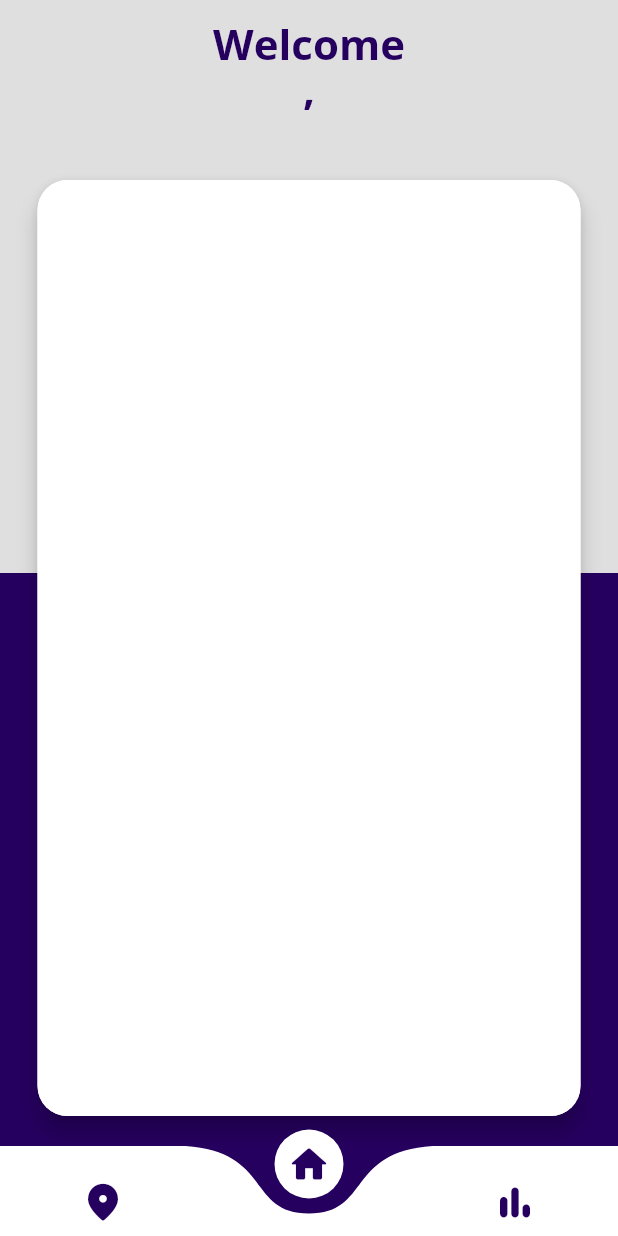
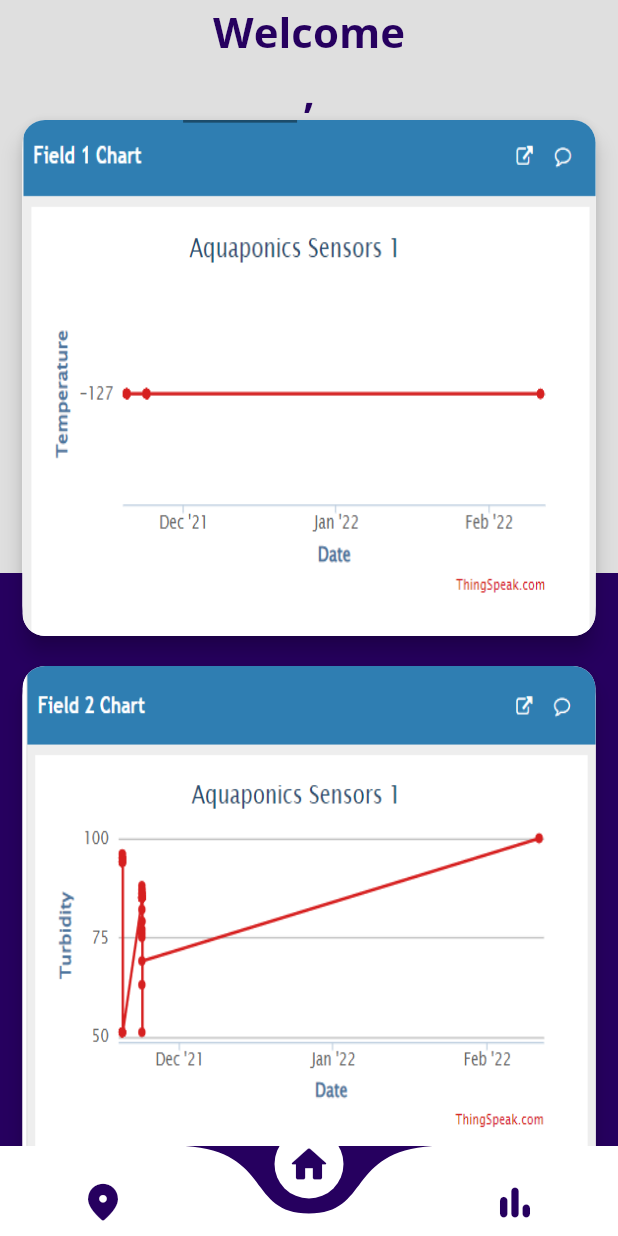
Before and after one commit to anthonyarinze/Aquaponics, a Flutter app: the screen it shows once a user with an empty profile is signed in, on a phone screen of 412 x 824 dp. Run offline on Flutter 3.47's test engine with Material 2 defaults, Android fonts, the phone set to English and light mode, and no system bars; drawn by our look-alikes of curved_navigation_bar; our stand-ins replace cloud_firestore, firebase_auth, firebase_core, geolocator, google_fonts, google_sign_in and 1 more; accounts and stored records are empty.

Commit message:
Added Sensor Graphs with Scroll Widget

```diff
--- a/lib/pages/home.dart
+++ b/lib/pages/home.dart
@@ -1,3 +1,4 @@
+// ignore_for_file: public_member_api_docs, sort_constructors_first
 import 'package:cloud_firestore/cloud_firestore.dart';
 import 'package:firebase_auth/firebase_auth.dart';
 import 'package:flutter/material.dart';
@@ -29,13 +30,15 @@ class _HomeState extends State<Home> {
               stops: [0.5, 0.5],
             ),
           ),
-          child: Stack(
+          child: SingleChildScrollView(
+            scrollDirection: Axis.vertical,
+            child: Column(
+              mainAxisAlignment: MainAxisAlignment.spaceEvenly,
               children: [
-              //Headline Text
                 const Align(
                   alignment: Alignment.topCenter,
                   child: Padding(
-                  padding: EdgeInsets.all(10.0),
+                    padding: EdgeInsets.all(2.0),
                     child: Text(
                       "Welcome",
                       style: TextStyle(
@@ -48,36 +51,60 @@ class _HomeState extends State<Home> {
                 ),
                 Align(
                   alignment: Alignment.topCenter,
-                child: Padding(
-                  padding: const EdgeInsets.all(40.0),
                   child: GetUsername(student: student, documentId: documentId),
-                ),
                 ),
 
                 //Elevated Container
-              Padding(
+                BuildImageWidget(size: size, image: 'assets/field1.png'),
+                BuildImageWidget(size: size, image: 'assets/field2.png'),
+                BuildImageWidget(size: size, image: 'assets/field3.png'),
+                BuildImageWidget(size: size, image: 'assets/field4.png'),
+              ],
+            ),
+          ),
+        ),
+      ),
+    );
+  }
+}
+
+class BuildImageWidget extends StatelessWidget {
+  final String image;
+  const BuildImageWidget({
+    Key? key,
+    required this.image,
+    required this.size,
+  }) : super(key: key);
+
+  final Size size;
+
+  @override
+  Widget build(BuildContext context) {
+    return Padding(
       padding: const EdgeInsets.fromLTRB(0, 0, 0, 20),
       child: Align(
         alignment: Alignment.bottomCenter,
         child: Material(
           shape: RoundedRectangleBorder(
-                      borderRadius: BorderRadius.circular(20),
+            borderRadius: BorderRadius.circular(15),
           ),
           elevation: 6.0,
           child: Container(
-                      height: size.height - 200,
-                      width: size.width - 50,
+            height: size.height - 480,
+            width: size.width - 30,
             decoration: const BoxDecoration(
               color: Colors.white,
               borderRadius: BorderRadius.all(
                 Radius.circular(20),
               ),
             ),
+            child: ClipRRect(
+              borderRadius: BorderRadius.circular(15),
+              child: Image.asset(
+                image,
+                fit: BoxFit.fill,
               ),
             ),
-                ),
-              ),
-            ],
           ),
         ),
       ),
--- a/lib/pages/location.dart
+++ b/lib/pages/location.dart
@@ -120,7 +120,9 @@ class _LocationState extends State<Location>
                                     },
                                     loadingBuilder:
                                         (context, child, loadingProgress) {
-                                      if (loadingProgress == null) return child;
+                                      if (loadingProgress == null) {
+                                        return child;
+                                      }
                                       return Center(
                                         child: CircularProgressIndicator(
                                           value: loadingProgress
--- a/lib/services/application_bloc.dart
+++ b/lib/services/application_bloc.dart
@@ -1,5 +1,4 @@
 import 'dart:convert';
-
 import 'package:aquaponics/services/weather_model.dart';
 import 'package:flutter/cupertino.dart';
 import 'package:geolocator/geolocator.dart';
--- a/pubspec.yaml
+++ b/pubspec.yaml
@@ -69,6 +69,10 @@ flutter:
   uses-material-design: true
   assets:
     - assets/google_PNG.png
+    - assets/field1.png
+    - assets/field2.png
+    - assets/field3.png
+    - assets/field4.png
 
   # To add assets to your application, add an assets section, like this:
   # assets:
```
Also changed, not shown: assets/field1.png (added), assets/field2.png (added), assets/field3.png (added), assets/field4.png (added), pubspec.lock. Lines whose indentation alone changed are shown as unchanged.
